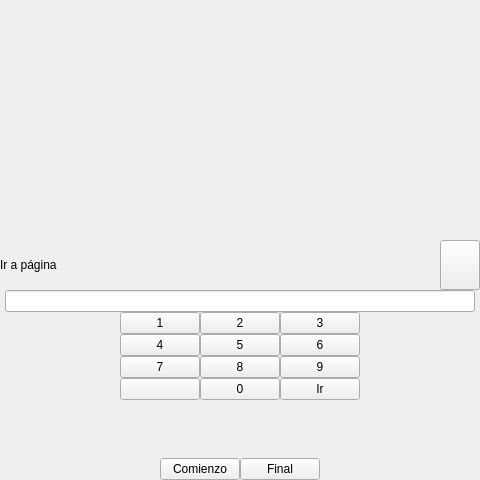
Above: bqViewer/ui/ViewerGotoPopup.ui from bq/cervantes before the change. Below: the same form after it.
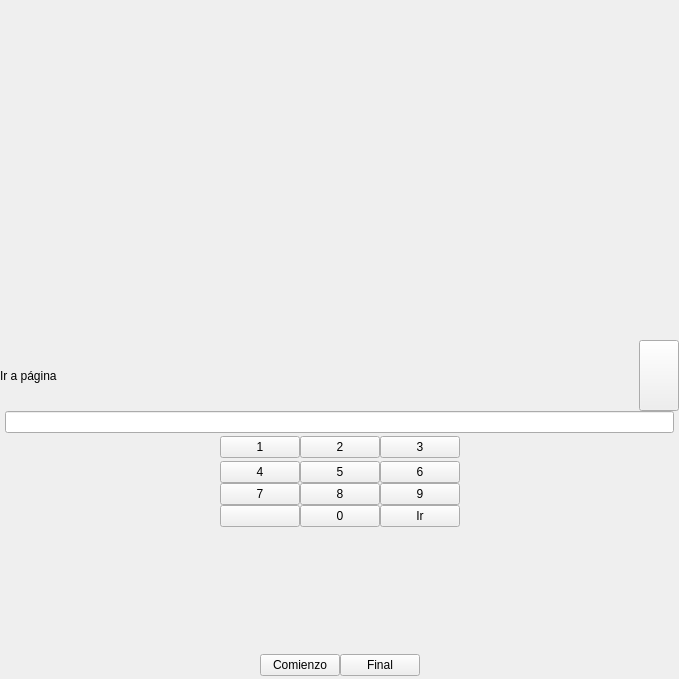
That is the form after the change. Custom widgets are drawn as their Qt base class.

Diff of the .ui file:
```diff
--- a/bqViewer/ui/ViewerGotoPopup.ui
+++ b/bqViewer/ui/ViewerGotoPopup.ui
@@ -6,20 +6,20 @@
    <rect>
     <x>0</x>
     <y>0</y>
-    <width>480</width>
-    <height>480</height>
+    <width>679</width>
+    <height>679</height>
    </rect>
   </property>
   <property name="minimumSize">
    <size>
-    <width>480</width>
-    <height>480</height>
+    <width>0</width>
+    <height>0</height>
    </size>
   </property>
   <property name="maximumSize">
    <size>
-    <width>480</width>
-    <height>480</height>
+    <width>679</width>
+    <height>679</height>
    </size>
   </property>
   <property name="windowTitle">
@@ -66,8 +66,8 @@
        </property>
        <property name="maximumSize">
         <size>
-         <width>10000</width>
-         <height>10000</height>
+         <width>14142</width>
+         <height>14142</height>
         </size>
        </property>
        <layout class="QVBoxLayout" name="verticalLayout">
@@ -88,7 +88,7 @@
           <property name="maximumSize">
            <size>
             <width>16777215</width>
-            <height>50</height>
+            <height>71</height>
            </size>
           </property>
           <layout class="QHBoxLayout" name="horizontalLayout">
@@ -112,8 +112,8 @@
              </property>
              <property name="sizeHint" stdset="0">
               <size>
-               <width>40</width>
-               <height>20</height>
+               <width>57</width>
+               <height>28</height>
               </size>
              </property>
             </spacer>
@@ -183,8 +183,8 @@
              </property>
              <property name="sizeHint" stdset="0">
               <size>
-               <width>40</width>
-               <height>20</height>
+               <width>57</width>
+               <height>28</height>
               </size>
              </property>
             </spacer>
@@ -210,8 +210,8 @@
              </property>
              <property name="sizeHint" stdset="0">
               <size>
-               <width>40</width>
-               <height>20</height>
+               <width>57</width>
+               <height>28</height>
               </size>
              </property>
             </spacer>
@@ -282,8 +282,8 @@
           </property>
           <property name="sizeHint" stdset="0">
            <size>
-            <width>20</width>
-            <height>40</height>
+            <width>28</width>
+            <height>57</height>
            </size>
           </property>
          </spacer>
@@ -304,8 +304,8 @@
              </property>
              <property name="sizeHint" stdset="0">
               <size>
-               <width>40</width>
-               <height>20</height>
+               <width>57</width>
+               <height>28</height>
               </size>
              </property>
             </spacer>
@@ -331,8 +331,8 @@
              </property>
              <property name="sizeHint" stdset="0">
               <size>
-               <width>40</width>
-               <height>20</height>
+               <width>57</width>
+               <height>28</height>
               </size>
              </property>
             </spacer>
```
Left out of the diff: 54 changed lines with no effect on the pictures.
